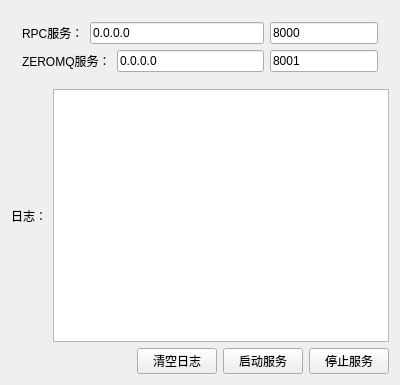
First picture: the form in src/MainApp/CareRay/CareRayServerWidget.ui, repository Augety-s/ScanApp, before the edit.
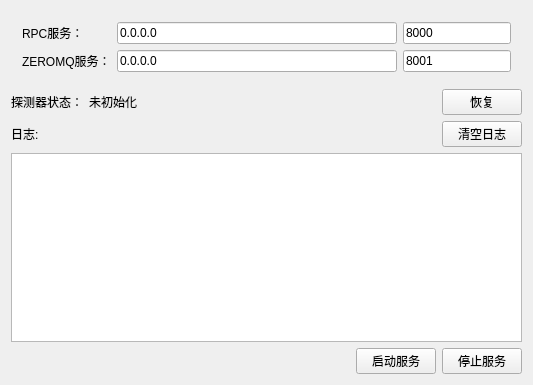
Second picture: the form after the edit.

The edit to the form file:
```diff
--- a/src/MainApp/CareRay/CareRayServerWidget.ui
+++ b/src/MainApp/CareRay/CareRayServerWidget.ui
@@ -6,22 +6,18 @@
    <rect>
     <x>0</x>
     <y>0</y>
-    <width>400</width>
+    <width>533</width>
     <height>385</height>
    </rect>
   </property>
   <property name="windowTitle">
    <string>CareRayServerWidget</string>
   </property>
-  <layout class="QGridLayout" name="gridLayout">
-   <item row="0" column="0">
+  <layout class="QGridLayout" name="gridLayout_3">
+   <item row="0" column="0" colspan="3">
     <widget class="QWidget" name="widget" native="true">
-     <layout class="QHBoxLayout" name="horizontalLayout_5">
-      <item>
-       <layout class="QVBoxLayout" name="verticalLayout">
-        <item>
-         <layout class="QHBoxLayout" name="horizontalLayout">
-          <item>
+     <layout class="QGridLayout" name="gridLayout_2">
+      <item row="0" column="0">
            <widget class="QLabel" name="label">
             <property name="sizePolicy">
              <sizepolicy hsizetype="Fixed" vsizetype="Preferred">
@@ -34,7 +30,7 @@
             </property>
            </widget>
           </item>
-          <item>
+      <item row="0" column="1">
            <widget class="QLineEdit" name="rpcServerIp">
             <property name="sizePolicy">
              <sizepolicy hsizetype="Expanding" vsizetype="Fixed">
@@ -47,7 +43,7 @@
             </property>
            </widget>
           </item>
-          <item>
+      <item row="0" column="2">
            <widget class="QLineEdit" name="rpcServerPort">
             <property name="sizePolicy">
              <sizepolicy hsizetype="Fixed" vsizetype="Fixed">
@@ -60,11 +56,7 @@
             </property>
            </widget>
           </item>
-         </layout>
-        </item>
-        <item>
-         <layout class="QHBoxLayout" name="horizontalLayout_2">
-          <item>
+      <item row="1" column="0">
            <widget class="QLabel" name="label_2">
             <property name="sizePolicy">
              <sizepolicy hsizetype="Fixed" vsizetype="Preferred">
@@ -77,7 +69,7 @@
             </property>
            </widget>
           </item>
-          <item>
+      <item row="1" column="1">
            <widget class="QLineEdit" name="mqServerIp">
             <property name="sizePolicy">
              <sizepolicy hsizetype="Expanding" vsizetype="Fixed">
@@ -90,7 +82,7 @@
             </property>
            </widget>
           </item>
-          <item>
+      <item row="1" column="2">
            <widget class="QLineEdit" name="mqServerPort">
             <property name="sizePolicy">
              <sizepolicy hsizetype="Fixed" vsizetype="Fixed">
@@ -104,27 +96,81 @@
            </widget>
           </item>
          </layout>
-        </item>
-       </layout>
-      </item>
-     </layout>
     </widget>
    </item>
-   <item row="1" column="0">
+   <item row="1" column="0" colspan="3">
     <layout class="QHBoxLayout" name="horizontalLayout_4">
      <item>
+      <widget class="QLabel" name="label_4">
+       <property name="text">
+        <string>探测器状态：</string>
+       </property>
+      </widget>
+     </item>
+     <item>
+      <widget class="QLabel" name="DetectorStatus">
+       <property name="text">
+        <string>未初始化</string>
+       </property>
+      </widget>
+     </item>
+     <item>
+      <spacer name="horizontalSpacer_2">
+       <property name="orientation">
+        <enum>Qt::Horizontal</enum>
+       </property>
+       <property name="sizeHint" stdset="0">
+        <size>
+         <width>40</width>
+         <height>20</height>
+        </size>
+       </property>
+      </spacer>
+     </item>
+     <item>
+      <widget class="QPushButton" name="recoverButton">
+       <property name="text">
+        <string>恢复</string>
+       </property>
+      </widget>
+     </item>
+    </layout>
+   </item>
+   <item row="2" column="0">
       <widget class="QLabel" name="label_3">
        <property name="text">
-        <string>日志：</string>
+      <string>日志:</string>
        </property>
       </widget>
      </item>
-     <item>
+   <item row="2" column="1">
+    <spacer name="horizontalSpacer_3">
+     <property name="orientation">
+      <enum>Qt::Horizontal</enum>
+     </property>
+     <property name="sizeHint" stdset="0">
+      <size>
+       <width>398</width>
+       <height>20</height>
+      </size>
+     </property>
+    </spacer>
+   </item>
+   <item row="2" column="2">
+    <widget class="QPushButton" name="clearLog">
+     <property name="text">
+      <string>清空日志</string>
+     </property>
+    </widget>
+   </item>
+   <item row="3" column="0" colspan="3">
+    <layout class="QGridLayout" name="gridLayout">
+     <item row="1" column="1">
       <widget class="QTextEdit" name="messageEdit"/>
      </item>
     </layout>
    </item>
-   <item row="2" column="0">
+   <item row="4" column="0" colspan="3">
     <layout class="QHBoxLayout" name="horizontalLayout_3">
      <item>
       <spacer name="horizontalSpacer">
@@ -139,13 +185,6 @@
        </property>
       </spacer>
      </item>
-     <item>
-      <widget class="QPushButton" name="clearLog">
-       <property name="text">
-        <string>清空日志</string>
-       </property>
-      </widget>
-     </item>
      <item>
       <widget class="QPushButton" name="startServer">
        <property name="text">
```
Lines whose indentation alone changed are shown as unchanged.
